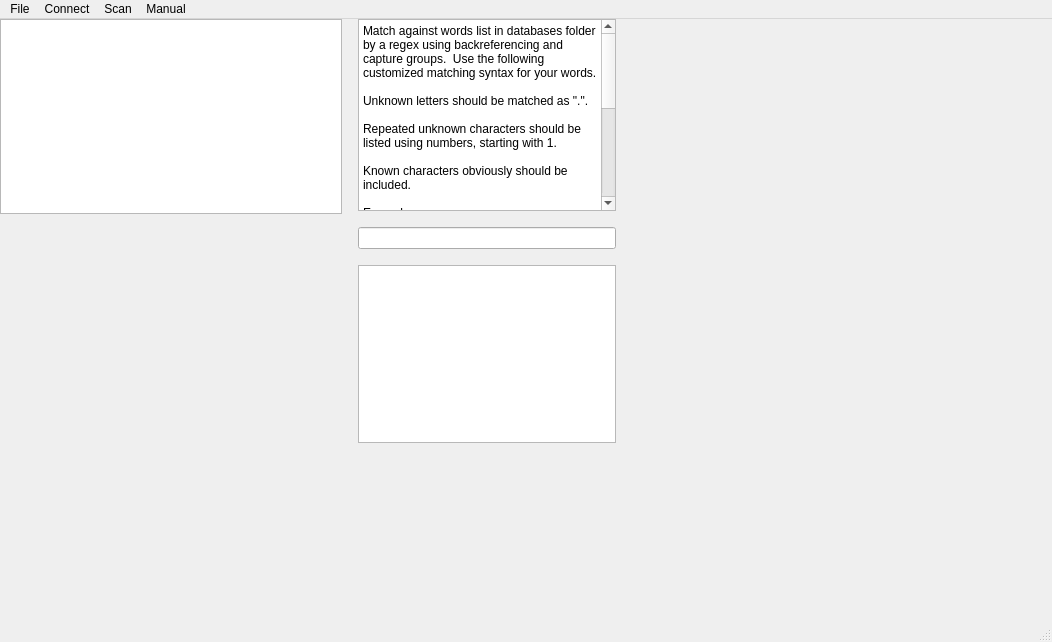
The window that cipher.ui (bheins/ciphersolver) describes before a commit, drawn with Qt 5.
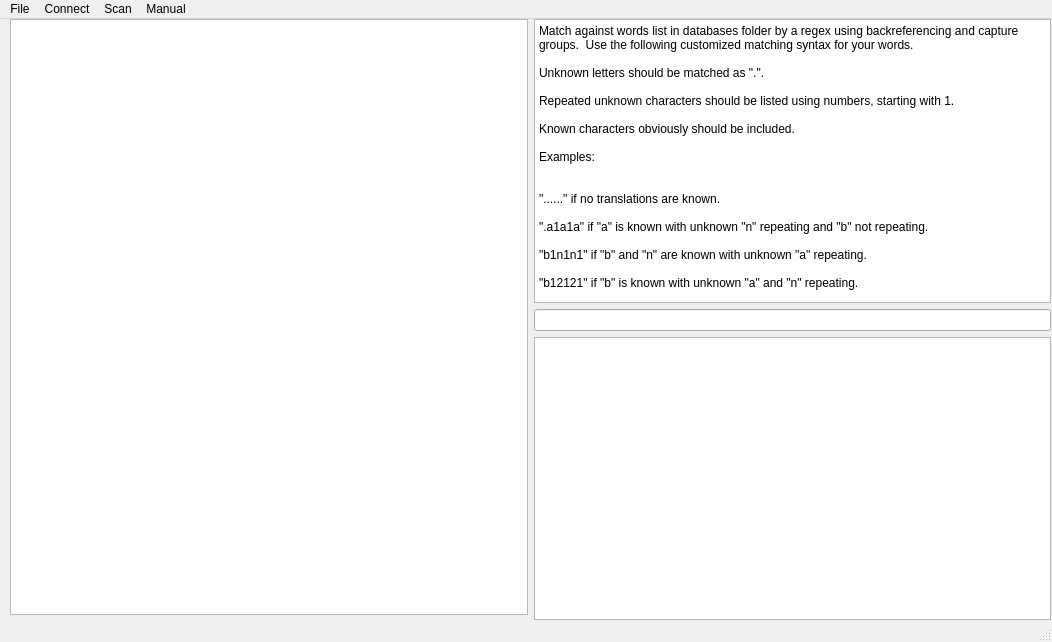
The same window after the commit.

What changed in the file:
```diff
--- a/cipher.ui
+++ b/cipher.ui
@@ -12,8 +12,8 @@
   </property>
   <property name="sizePolicy">
    <sizepolicy hsizetype="MinimumExpanding" vsizetype="MinimumExpanding">
-    <horstretch>1</horstretch>
-    <verstretch>1</verstretch>
+    <horstretch>0</horstretch>
+    <verstretch>0</verstretch>
    </sizepolicy>
   </property>
   <property name="windowTitle">
@@ -29,21 +29,24 @@
    <widget class="QWidget" name="horizontalLayoutWidget">
     <property name="geometry">
      <rect>
-      <x>0</x>
+      <x>10</x>
       <y>0</y>
       <width>1041</width>
       <height>601</height>
      </rect>
     </property>
-    <layout class="QHBoxLayout" name="CipherUIHorizontalLayout" stretch="1,1,1,1">
+    <layout class="QHBoxLayout" name="CipherUIHorizontalLayout" stretch="0,0">
      <item>
-      <layout class="QVBoxLayout" name="CipherVerticalLayout" stretch="1,1,1,1">
+      <layout class="QVBoxLayout" name="SolverVerticalLayout" stretch="0,0">
+       <property name="spacing">
+        <number>5</number>
+       </property>
        <item>
         <widget class="QTextEdit" name="textEdit">
          <property name="sizePolicy">
           <sizepolicy hsizetype="MinimumExpanding" vsizetype="MinimumExpanding">
-           <horstretch>1</horstretch>
-           <verstretch>1</verstretch>
+           <horstretch>0</horstretch>
+           <verstretch>0</verstretch>
           </sizepolicy>
          </property>
          <property name="sizeAdjustPolicy">
@@ -62,112 +65,18 @@
         </widget>
        </item>
        <item>
-        <spacer name="verticalSpacer">
-         <property name="orientation">
-          <enum>Qt::Vertical</enum>
-         </property>
-         <property name="sizeType">
-          <enum>QSizePolicy::Fixed</enum>
-         </property>
-         <property name="sizeHint" stdset="0">
-          <size>
-           <width>20</width>
-           <height>10</height>
-          </size>
-         </property>
-        </spacer>
-       </item>
-       <item>
-        <widget class="QWidget" name="solver" native="true">
-         <property name="sizePolicy">
-          <sizepolicy hsizetype="MinimumExpanding" vsizetype="MinimumExpanding">
-           <horstretch>1</horstretch>
-           <verstretch>1</verstretch>
-          </sizepolicy>
-         </property>
-         <property name="mouseTracking">
-          <bool>true</bool>
-         </property>
-         <property name="tabletTracking">
-          <bool>true</bool>
-         </property>
-         <property name="contextMenuPolicy">
-          <enum>Qt::CustomContextMenu</enum>
-         </property>
-         <property name="acceptDrops">
-          <bool>true</bool>
-         </property>
-         <widget class="QWidget" name="verticalLayoutWidget">
-          <property name="geometry">
-           <rect>
-            <x>0</x>
-            <y>0</y>
-            <width>341</width>
-            <height>181</height>
-           </rect>
-          </property>
-          <layout class="QVBoxLayout" name="SolverVerticalLayout" stretch=""/>
-         </widget>
-        </widget>
-       </item>
-       <item>
-        <spacer name="verticalSpacer_2">
-         <property name="orientation">
-          <enum>Qt::Vertical</enum>
-         </property>
-         <property name="sizeType">
-          <enum>QSizePolicy::MinimumExpanding</enum>
-         </property>
-         <property name="sizeHint" stdset="0">
-          <size>
-           <width>20</width>
-           <height>40</height>
-          </size>
-         </property>
-        </spacer>
+        <widget class="QWidget" name="Solver" native="true"/>
        </item>
       </layout>
      </item>
      <item>
-      <spacer name="horizontalSpacer_2">
-       <property name="orientation">
-        <enum>Qt::Horizontal</enum>
-       </property>
-       <property name="sizeType">
-        <enum>QSizePolicy::Fixed</enum>
-       </property>
-       <property name="sizeHint" stdset="0">
-        <size>
-         <width>10</width>
-         <height>20</height>
-        </size>
-       </property>
-      </spacer>
-     </item>
-     <item>
-      <widget class="QWidget" name="widget_2" native="true">
-       <property name="sizePolicy">
-        <sizepolicy hsizetype="MinimumExpanding" vsizetype="MinimumExpanding">
-         <horstretch>0</horstretch>
-         <verstretch>0</verstretch>
-        </sizepolicy>
-       </property>
-       <widget class="QWidget" name="verticalLayoutWidget_2">
-        <property name="geometry">
-         <rect>
-          <x>0</x>
-          <y>0</y>
-          <width>258</width>
-          <height>601</height>
-         </rect>
-        </property>
-        <layout class="QVBoxLayout" name="verticalLayout" stretch="1,1,1,1,1,1">
+      <layout class="QVBoxLayout" name="CipherVerticalLayout" stretch="0,0,0">
          <item>
           <widget class="QPlainTextEdit" name="plainTextEdit">
            <property name="sizePolicy">
             <sizepolicy hsizetype="MinimumExpanding" vsizetype="MinimumExpanding">
              <horstretch>0</horstretch>
-             <verstretch>0</verstretch>
+           <verstretch>1</verstretch>
             </sizepolicy>
            </property>
            <property name="acceptDrops">
@@ -198,28 +107,12 @@
            </property>
           </widget>
          </item>
-         <item>
-          <spacer name="verticalSpacer_4">
-           <property name="orientation">
-            <enum>Qt::Vertical</enum>
-           </property>
-           <property name="sizeType">
-            <enum>QSizePolicy::Fixed</enum>
-           </property>
-           <property name="sizeHint" stdset="0">
-            <size>
-             <width>20</width>
-             <height>10</height>
-            </size>
-           </property>
-          </spacer>
-         </item>
          <item>
           <widget class="QLineEdit" name="wordFilter">
            <property name="sizePolicy">
-            <sizepolicy hsizetype="MinimumExpanding" vsizetype="Fixed">
-             <horstretch>1</horstretch>
-             <verstretch>1</verstretch>
+          <sizepolicy hsizetype="MinimumExpanding" vsizetype="MinimumExpanding">
+           <horstretch>0</horstretch>
+           <verstretch>0</verstretch>
             </sizepolicy>
            </property>
            <property name="text">
@@ -227,27 +120,11 @@
            </property>
           </widget>
          </item>
-         <item>
-          <spacer name="verticalSpacer_5">
-           <property name="orientation">
-            <enum>Qt::Vertical</enum>
-           </property>
-           <property name="sizeType">
-            <enum>QSizePolicy::Fixed</enum>
-           </property>
-           <property name="sizeHint" stdset="0">
-            <size>
-             <width>20</width>
-             <height>10</height>
-            </size>
-           </property>
-          </spacer>
-         </item>
          <item>
           <widget class="QListWidget" name="wordSelection">
            <property name="sizePolicy">
             <sizepolicy hsizetype="MinimumExpanding" vsizetype="MinimumExpanding">
-             <horstretch>1</horstretch>
+           <horstretch>0</horstretch>
              <verstretch>1</verstretch>
             </sizepolicy>
            </property>
@@ -274,41 +151,7 @@
            </property>
           </widget>
          </item>
-         <item>
-          <spacer name="verticalSpacer_6">
-           <property name="orientation">
-            <enum>Qt::Vertical</enum>
-           </property>
-           <property name="sizeType">
-            <enum>QSizePolicy::MinimumExpanding</enum>
-           </property>
-           <property name="sizeHint" stdset="0">
-            <size>
-             <width>20</width>
-             <height>40</height>
-            </size>
-           </property>
-          </spacer>
-         </item>
-        </layout>
-       </widget>
-      </widget>
-     </item>
-     <item>
-      <spacer name="horizontalSpacer">
-       <property name="orientation">
-        <enum>Qt::Horizontal</enum>
-       </property>
-       <property name="sizeType">
-        <enum>QSizePolicy::MinimumExpanding</enum>
-       </property>
-       <property name="sizeHint" stdset="0">
-        <size>
-         <width>10</width>
-         <height>20</height>
-        </size>
-       </property>
-      </spacer>
+      </layout>
      </item>
     </layout>
    </widget>
```
Lines whose indentation alone changed are shown as unchanged.
